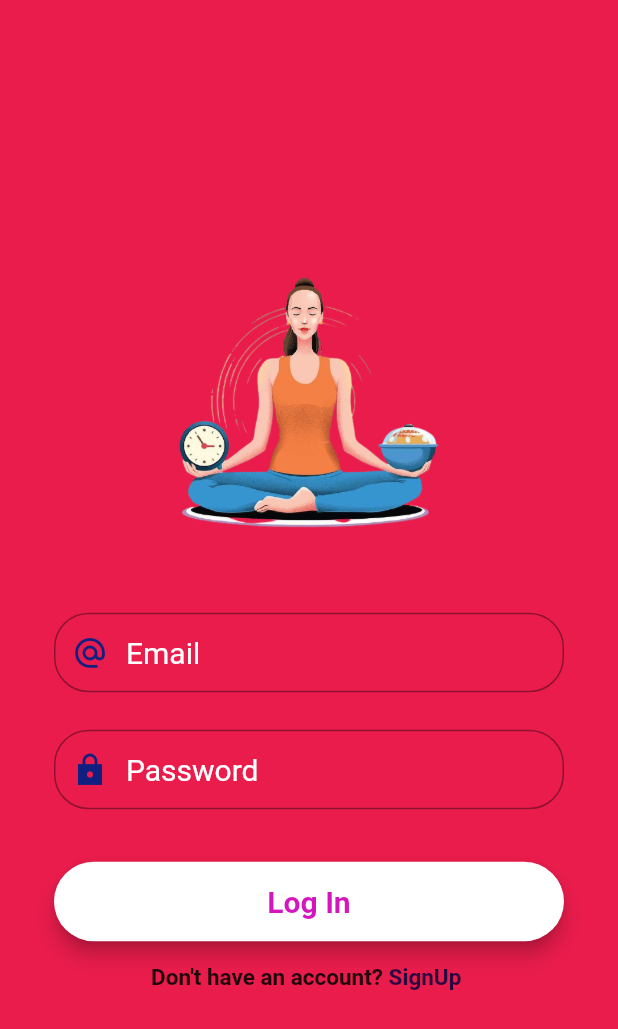
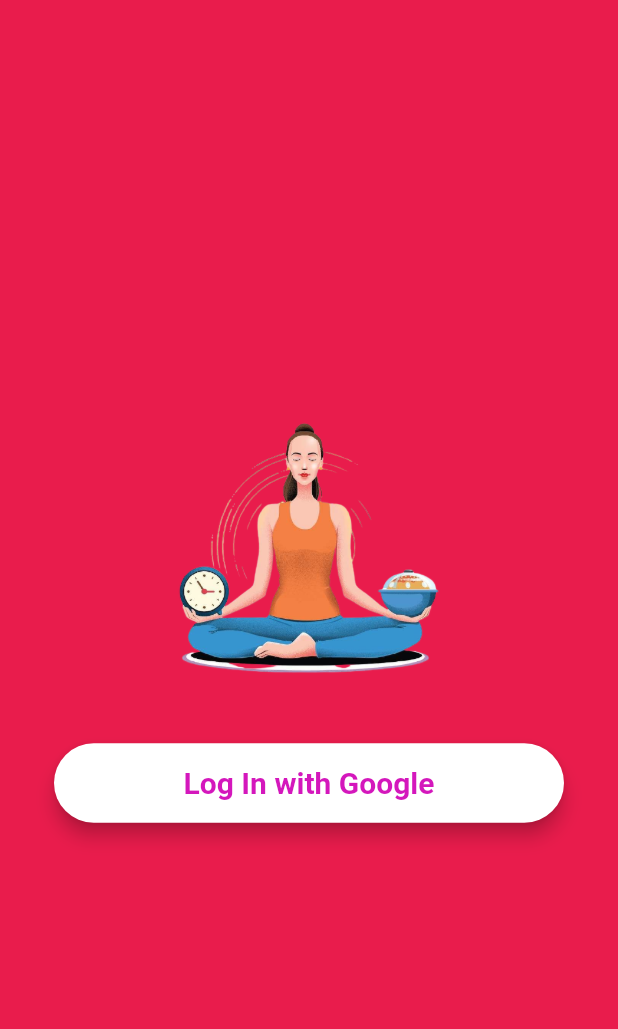
Before and after one commit to Prachimehra15/Nutifit, a Flutter app: the Login screen opened directly, on a phone screen of 412 x 824 dp. Shown: the top 1029 px of the screen. Run offline on Flutter 3.47's test engine with Material 2 defaults, Android fonts, the phone set to English and light mode, and no system bars; our stand-ins replace cloud_firestore, dropdown_search, firebase_auth, firebase_core, flutter_colorpicker, fluttertoast and 4 more; missing offline and left inert: gender_picker; accounts and stored records are empty.

Commit message:
minor improvements

```diff
--- a/lib/login.dart
+++ b/lib/login.dart
@@ -27,44 +27,44 @@
   final TextEditingController passwordController = new TextEditingController();
   @override
   Widget build(BuildContext context) {
-    //email field
-    final emailField = TextFormField(
-      autofocus: false,
-      controller: emailController,
-      keyboardType: TextInputType.emailAddress,
-      //validator: (){}
-      onSaved: (value) {
-        emailController.text = value!;
-      },
-      textInputAction: TextInputAction.next,
-      decoration: InputDecoration(
-          prefixIcon:
-              Icon(Icons.alternate_email_outlined, color: Color(0xff111f80)),
-          contentPadding: EdgeInsets.fromLTRB(20, 15, 20, 15),
-          hintText: "Email",
-          hintStyle: TextStyle(fontSize: 20.0, color: Colors.white),
-          border: OutlineInputBorder(
-            borderRadius: BorderRadius.circular(23),
-          )),
-    );
-
-    //password field
-    final passwordField = TextFormField(
-      autofocus: false,
-      controller: passwordController,
-      obscureText: true,
-      //validator: (){}
-      onSaved: (value) {
-        passwordController.text = value!;
-      },
-      textInputAction: TextInputAction.done,
-      decoration: InputDecoration(
-          prefixIcon: Icon(Icons.lock_sharp, color: Color(0xff111f80)),
-          contentPadding: EdgeInsets.fromLTRB(20, 15, 20, 15),
-          hintText: "Password",
-          hintStyle: TextStyle(fontSize: 20.0, color: Colors.white),
-          border: OutlineInputBorder(borderRadius: BorderRadius.circular(23))),
-    );
+    // //email field
+    // final emailField = TextFormField(
+    //   autofocus: false,
+    //   controller: emailController,
+    //   keyboardType: TextInputType.emailAddress,
+    //   //validator: (){}
+    //   onSaved: (value) {
+    //     emailController.text = value!;
+    //   },
+    //   textInputAction: TextInputAction.next,
+    //   decoration: InputDecoration(
+    //       prefixIcon:
+    //           Icon(Icons.alternate_email_outlined, color: Color(0xff111f80)),
+    //       contentPadding: EdgeInsets.fromLTRB(20, 15, 20, 15),
+    //       hintText: "Email",
+    //       hintStyle: TextStyle(fontSize: 20.0, color: Colors.white),
+    //       border: OutlineInputBorder(
+    //         borderRadius: BorderRadius.circular(23),
+    //       )),
+    // );
+    //
+    // //password field
+    // final passwordField = TextFormField(
+    //   autofocus: false,
+    //   controller: passwordController,
+    //   obscureText: true,
+    //   //validator: (){}
+    //   onSaved: (value) {
+    //     passwordController.text = value!;
+    //   },
+    //   textInputAction: TextInputAction.done,
+    //   decoration: InputDecoration(
+    //       prefixIcon: Icon(Icons.lock_sharp, color: Color(0xff111f80)),
+    //       contentPadding: EdgeInsets.fromLTRB(20, 15, 20, 15),
+    //       hintText: "Password",
+    //       hintStyle: TextStyle(fontSize: 20.0, color: Colors.white),
+    //       border: OutlineInputBorder(borderRadius: BorderRadius.circular(23))),
+    // );
 
     final loginButton = Material(
         elevation: 5,
@@ -103,7 +103,7 @@
             //     context, MaterialPageRoute(builder: (context) => Dashboard()));
           },
           child: Text(
-            "Log In",
+            "Log In with Google",
             textAlign: TextAlign.center,
             style: TextStyle(
               fontSize: 20,
@@ -130,36 +130,36 @@
                         height: 200,
                         child: Image.asset("assets/images/app logo.png",
                             fit: BoxFit.contain)),
-                    SizedBox(height: 45),
-                    emailField,
-                    SizedBox(height: 25),
-                    passwordField,
+                    // SizedBox(height: 45),
+                    // emailField,
+                    // SizedBox(height: 25),
+                    // passwordField,
                     SizedBox(height: 35),
                     loginButton,
                     SizedBox(height: 15),
-                    Row(
-                      mainAxisAlignment: MainAxisAlignment.center,
-                      children: <Widget>[
-                        Text("Don't have an account?",
-                            style: TextStyle(
-                                fontWeight: FontWeight.bold, fontSize: 15)),
-                        GestureDetector(
-                          onTap: () {
-                            Navigator.push(
-                                context,
-                                MaterialPageRoute(
-                                    builder: (context) => Signup()));
-                          },
-                          child: Text(
-                            " SignUp ",
-                            style: TextStyle(
-                                fontWeight: FontWeight.bold,
-                                fontSize: 15,
-                                color: Color(0xff290540)),
-                          ),
-                        )
-                      ],
-                    )
+                    // Row(
+                    //   mainAxisAlignment: MainAxisAlignment.center,
+                    //   children: <Widget>[
+                    //     Text("Don't have an account?",
+                    //         style: TextStyle(
+                    //             fontWeight: FontWeight.bold, fontSize: 15)),
+                    //     GestureDetector(
+                    //       onTap: () {
+                    //         Navigator.push(
+                    //             context,
+                    //             MaterialPageRoute(
+                    //                 builder: (context) => Signup()));
+                    //       },
+                    //       child: Text(
+                    //         " SignUp ",
+                    //         style: TextStyle(
+                    //             fontWeight: FontWeight.bold,
+                    //             fontSize: 15,
+                    //             color: Color(0xff290540)),
+                    //       ),
+                    //     )
+                    //   ],
+                    // )
                   ],
                 ),
               ),
--- a/lib/start.dart
+++ b/lib/start.dart
@@ -27,8 +27,8 @@
                         borderRadius: BorderRadius.all(Radius.circular(20.0))),
                     onPressed: (){
                       Navigator.of(context).push(
-                        MaterialPageRoute(builder:(context)=>DietPlan()
-                            // Login()
+                        MaterialPageRoute(builder:(context)=>
+                            Login()
                         )
                       );
                     },
```
